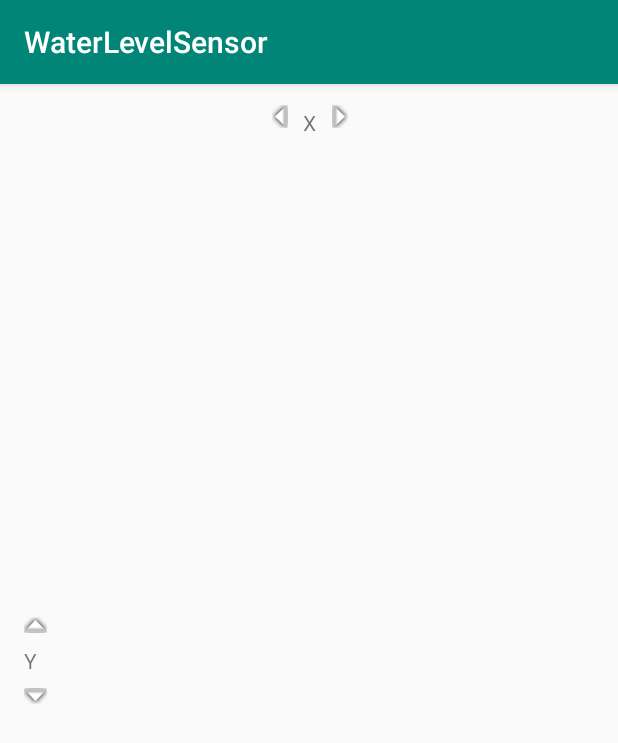
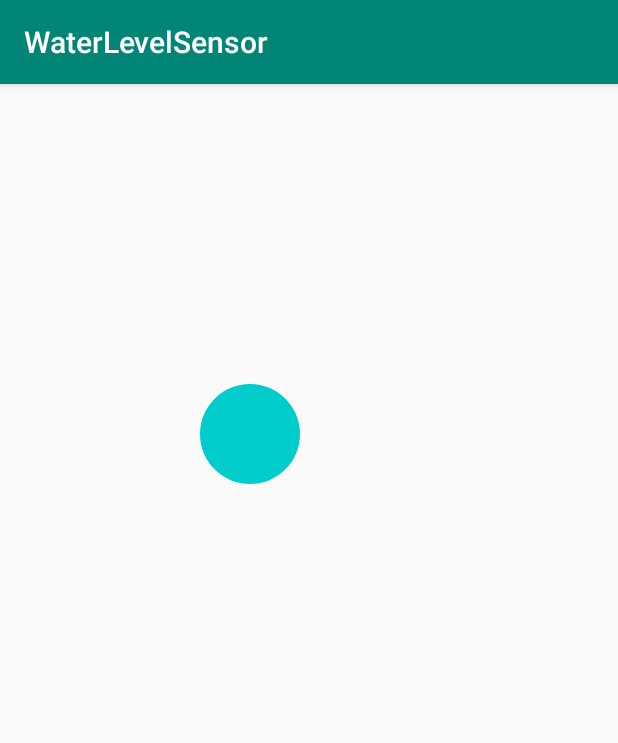
Before and after one commit to frankx13/WaterLevelSensor, an Android app: the screen it shows after launch (MainActivity), on a phone screen of 412 x 824 dp. Shown: the top 743 px of the screen. Run offline under Robolectric (Android 15) with nearby library versions, the phone set to English and light mode, and no system bars.

Commit message:
Implemented the BubbleView

```diff
--- a/app/src/main/AndroidManifest.xml
+++ b/app/src/main/AndroidManifest.xml
@@ -2,13 +2,16 @@
 <manifest xmlns:android="http://schemas.android.com/apk/res/android"
     package="com.studio.neopanda.waterlevelsensor">
 
-    <uses-feature android:name="android.hardware.sensor.accelerometer" android:required="true"/>
+    <uses-feature
+        android:name="android.hardware.sensor.accelerometer"
+        android:required="true" />
 
     <application
         android:allowBackup="true"
         android:icon="@mipmap/ic_launcher"
         android:label="@string/app_name"
         android:roundIcon="@mipmap/ic_launcher_round"
+        android:screenOrientation="portrait"
         android:supportsRtl="true"
         android:theme="@style/AppTheme">
         <activity android:name=".MainActivity">
--- /dev/null
+++ b/app/src/main/java/com/studio/neopanda/waterlevelsensor/BubbleView.java
@@ -0,0 +1,39 @@
+package com.studio.neopanda.waterlevelsensor;
+
+import android.content.Context;
+import android.graphics.Canvas;
+import android.graphics.drawable.ShapeDrawable;
+import android.graphics.drawable.shapes.OvalShape;
+import android.view.View;
+
+public class BubbleView extends View {
+    private int diameter;
+    private int x;
+    private int y;
+    private ShapeDrawable bubble;
+
+    public BubbleView(Context context) {
+        super(context);
+        createBubble();
+    }
+
+    private void createBubble() {
+        x = 200;
+        y = 300;
+        diameter = 100;
+        bubble = new ShapeDrawable(new OvalShape());
+        bubble.setBounds(x, y, x + diameter, y + diameter);
+        bubble.getPaint().setColor(0xff00cccc);
+    }
+
+    protected void onDraw(Canvas canvas) {
+        super.onDraw(canvas);
+        bubble.draw(canvas);
+    }
+
+    protected void move(float f, float g) {
+        x = (int) (x + f);
+        y = (int) (y + g);
+        bubble.setBounds(x, y, x + diameter, y + diameter);
+    }
+}
--- a/app/src/main/java/com/studio/neopanda/waterlevelsensor/MainActivity.java
+++ b/app/src/main/java/com/studio/neopanda/waterlevelsensor/MainActivity.java
@@ -1,19 +1,25 @@
 package com.studio.neopanda.waterlevelsensor;
 
 import androidx.appcompat.app.AppCompatActivity;
+import androidx.constraintlayout.widget.ConstraintLayout;
+import androidx.constraintlayout.widget.ConstraintSet;
 
 import android.hardware.Sensor;
 import android.hardware.SensorEvent;
 import android.hardware.SensorEventListener;
 import android.hardware.SensorManager;
 import android.os.Bundle;
+import android.util.Log;
+import android.widget.ImageView;
 import android.widget.TextView;
 
 public class MainActivity extends AppCompatActivity implements SensorEventListener {
 
-    private TextView tvDeltaX;
-    private TextView tvDeltaY;
+//    private TextView tvDeltaX;
+//    private TextView tvDeltaY;
+    private BubbleView bubbleView;
     private SensorManager sensorManager;
+    private ImageView bubble;
 
     @Override
     protected void onResume() {
@@ -35,18 +41,21 @@ public class MainActivity extends AppCompatActivity implements SensorEventListen
     @Override
     protected void onCreate(Bundle savedInstanceState) {
         super.onCreate(savedInstanceState);
-        setContentView(R.layout.activity_main);
 
-        tvDeltaX = findViewById(R.id.deltax);
-        tvDeltaY = findViewById(R.id.deltay);
+//        tvDeltaX = findViewById(R.id.deltax);
+//        tvDeltaY = findViewById(R.id.deltay);
+        bubbleView = new BubbleView(this);
+        bubble = findViewById(R.id.bubble);
 
-
+        setContentView(bubbleView);
     }
 
     @Override
     public void onSensorChanged(SensorEvent event) {
-        tvDeltaX.setText((int)(event.values[0]*100/ SensorManager.GRAVITY_EARTH)+"%");
-        tvDeltaY.setText((int)(event.values[1]*100/SensorManager.GRAVITY_EARTH)+"%");
+//        tvDeltaX.setText((int)(event.values[0]*100/SensorManager.GRAVITY_EARTH)+"%");
+//        tvDeltaY.setText((int)(event.values[1]*100/SensorManager.GRAVITY_EARTH)+"%");
+        bubbleView.move(event.values[0], event.values[1]);
+        bubbleView.invalidate();
     }
 
     @Override
--- /dev/null
+++ b/app/src/main/res/drawable/ic_all_out_black_24dp.xml
@@ -0,0 +1,5 @@
+<vector android:height="24dp" android:tint="#0DFFFA"
+    android:viewportHeight="24.0" android:viewportWidth="24.0"
+    android:width="24dp" xmlns:android="http://schemas.android.com/apk/res/android">
+    <path android:fillColor="#010101" android:pathData="M16.21,4.16l4,4v-4zM20.21,16.16l-4,4h4zM8.21,20.16l-4,-4v4zM4.21,8.16l4,-4h-4zM17.16,7.21c-2.73,-2.73 -7.17,-2.73 -9.9,0s-2.73,7.17 0,9.9 7.17,2.73 9.9,0 2.73,-7.16 0,-9.9zM16.06,16.01c-2.13,2.13 -5.57,2.13 -7.7,0s-2.13,-5.57 0,-7.7 5.57,-2.13 7.7,0 2.13,5.57 0,7.7z"/>
+</vector>
```
Also changed, not shown: app/src/main/res/drawable/circle.xml (added, +10 -0 lines), app/src/main/res/layout/activity_main.xml (+28 -9 lines).
